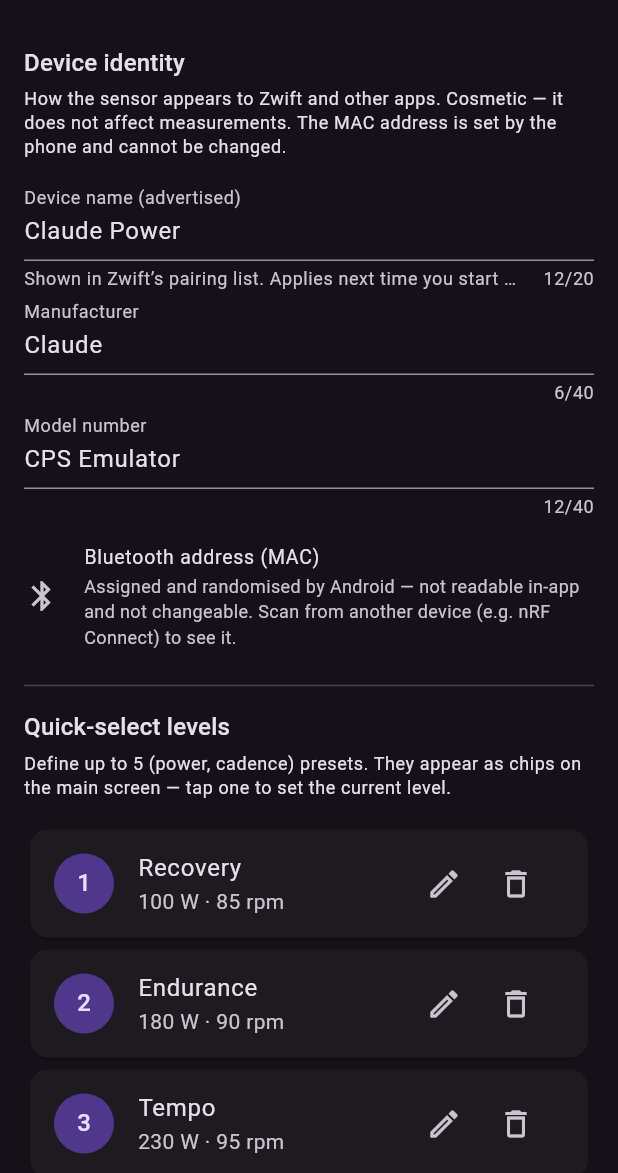
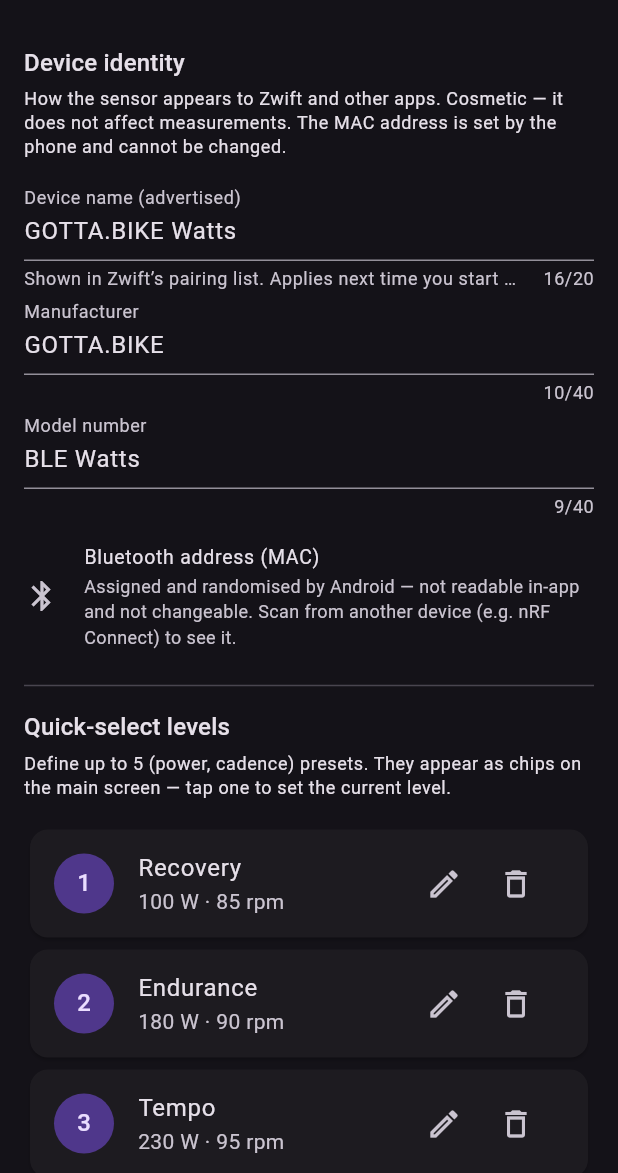
Before and after one commit to vincentdavis/GOTTA.BIKE-BLE-Watts, a Flutter app: the screen it shows after launch, after a tap on "Test profile", after a tap on the "settings" icon, on a phone screen of 412 x 824 dp, the part 63-1236 px from its top. Run offline on Flutter 3.47's test engine with Material 3 defaults, Android fonts, the phone set to English and light mode, and no system bars; our stand-ins replace shared_preferences, wakelock_plus; missing offline and left inert: universal_ble.

Commit message:
Rebrand to "GOTTA.BIKE: BLE Watts" and set a real applicationId
Play Store prep: change applicationId com.example.cps_emulator ->
ble.make.bike.gotta (Play rejects com.example.*), and rename the app to
"GOTTA.BIKE: BLE Watts" across the Android launcher label, iOS bundle name,
in-app title, and the default advertised BLE identity (name "GOTTA.BIKE Watts",
manufacturer "GOTTA.BIKE", model "BLE Watts").

The internal Kotlin namespace stays com.example.cps_emulator (AGP-internal; Play
uses only applicationId), so MainActivity doesn't move. The Dart package name
(pubspec `name: cps_emulator`, used by `package:cps_emulator/...` imports) also
stays unchanged.

flutter analyze clean; flutter test 37/37.

Co-Authored-By: Claude Opus 4.8 <noreply@anthropic.com>

```diff
--- a/lib/cps_peripheral.dart
+++ b/lib/cps_peripheral.dart
@@ -15,7 +15,7 @@ import 'cpm_codec.dart';
 import 'device_identity.dart';
 
 /// Thin wrapper around `UniversalBlePeripheral` that emulates a standard
-/// Cycling Power sensor ("Claude Power").
+/// Cycling Power sensor (advertised as "GOTTA.BIKE Watts" by default).
 class CyclingPowerPeripheral {
   // 16-bit SIG UUIDs expanded onto the Bluetooth Base UUID. Centrals report
   // 128-bit lowercase UUIDs, so compare with [BleUuidParser.compare].
--- a/lib/device_identity.dart
+++ b/lib/device_identity.dart
@@ -37,9 +37,9 @@ class DeviceIdentity {
   final String model;
 
   static const DeviceIdentity defaults = DeviceIdentity(
-    name: 'Claude Power',
-    manufacturer: 'Claude',
-    model: 'CPS Emulator',
+    name: 'GOTTA.BIKE Watts',
+    manufacturer: 'GOTTA.BIKE',
+    model: 'BLE Watts',
   );
 
   /// The name to advertise: trimmed, non-empty (falls back to the default), and
--- a/lib/main.dart
+++ b/lib/main.dart
@@ -28,7 +28,7 @@ class CpsEmulatorApp extends StatelessWidget {
   @override
   Widget build(BuildContext context) {
     return MaterialApp(
-      title: 'CPS Emulator',
+      title: 'GOTTA.BIKE: BLE Watts',
       theme: ThemeData.dark(useMaterial3: true),
       home: const EmulatorPage(),
     );
@@ -249,7 +249,7 @@ class _EmulatorPageState extends State<EmulatorPage> {
     final shownCadence = sample?.cadence ?? _cadence.round();
     return Scaffold(
       appBar: AppBar(
-        title: const Text('Cycling Power Emulator'),
+        title: const Text('GOTTA.BIKE: BLE Watts'),
         actions: [
           IconButton(
             icon: const Icon(Icons.settings),
```
Also changed, not shown: 4 other files.
